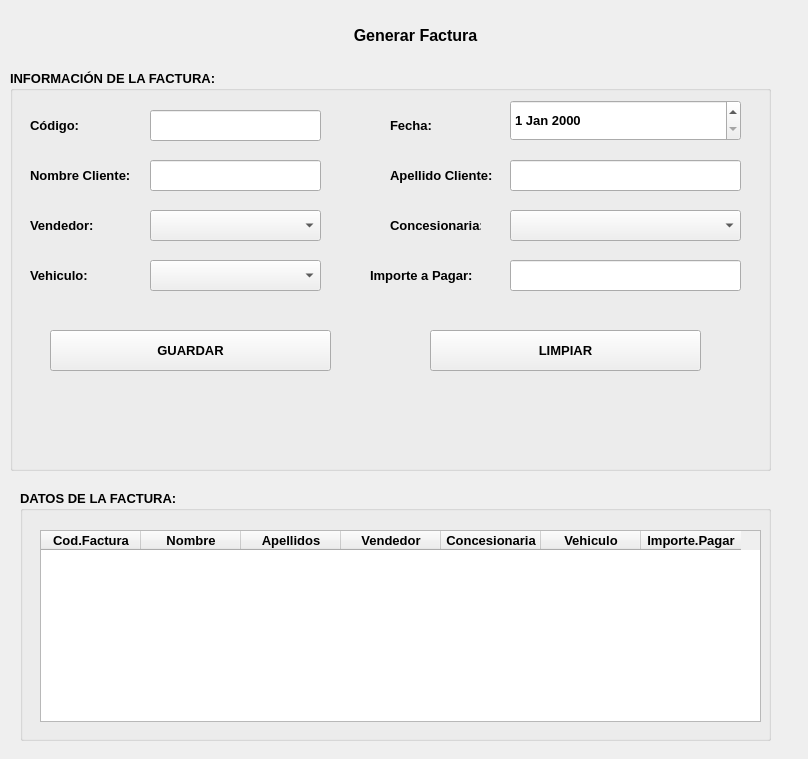
Before: the Qt Designer form appVehiculos/view/factura.ui in Alonsobox/Proyecto-ProgramacionObj, drawn with Qt 5.
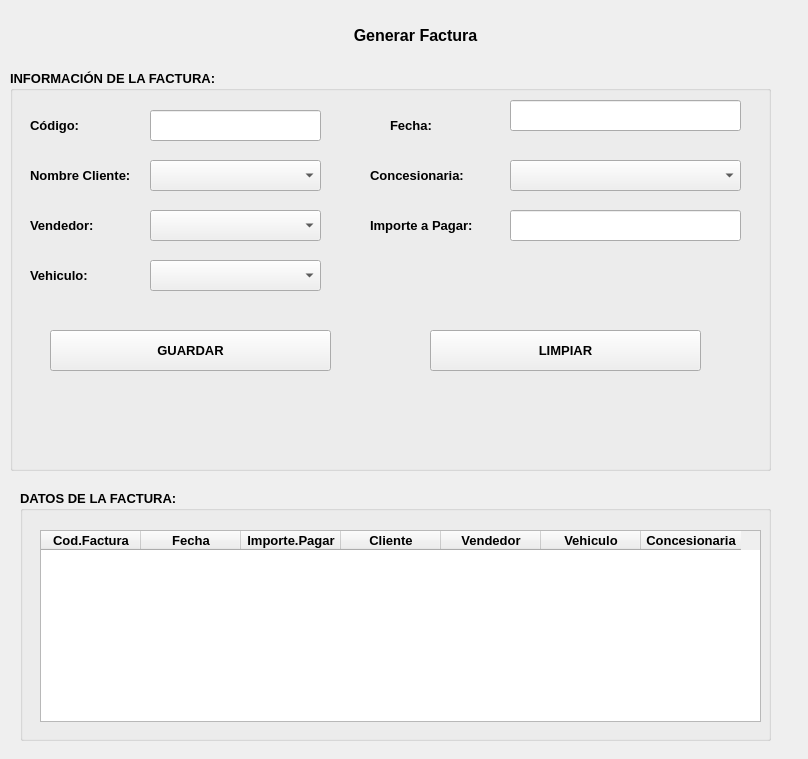
After: the same form once the commit is applied.

Commit message: realizamos el facturaController, todos su metodos, PDT: fue el mas complicado

Diff of the .ui file:
```diff
--- a/appVehiculos/view/factura.ui
+++ b/appVehiculos/view/factura.ui
@@ -59,16 +59,6 @@
       <string>Nombre Cliente:</string>
      </property>
     </widget>
-    <widget class="QLineEdit" name="txtApellido">
-     <property name="geometry">
-      <rect>
-       <x>500</x>
-       <y>90</y>
-       <width>231</width>
-       <height>31</height>
-      </rect>
-     </property>
-    </widget>
     <widget class="QLabel" name="label_5">
      <property name="geometry">
       <rect>
@@ -141,16 +131,6 @@
       </rect>
      </property>
     </widget>
-    <widget class="QLineEdit" name="txtNombre">
-     <property name="geometry">
-      <rect>
-       <x>140</x>
-       <y>90</y>
-       <width>171</width>
-       <height>31</height>
-      </rect>
-     </property>
-    </widget>
     <widget class="QLabel" name="label_7">
      <property name="geometry">
       <rect>
@@ -164,35 +144,12 @@
       <string>Fecha:</string>
      </property>
     </widget>
-    <widget class="QLabel" name="label_8">
-     <property name="geometry">
-      <rect>
-       <x>380</x>
-       <y>90</y>
-       <width>111</width>
-       <height>31</height>
-      </rect>
-     </property>
-     <property name="text">
-      <string>Apellido Cliente:</string>
-     </property>
-    </widget>
-    <widget class="QDateEdit" name="dateFecha">
-     <property name="geometry">
-      <rect>
-       <x>500</x>
-       <y>30</y>
-       <width>231</width>
-       <height>41</height>
-      </rect>
-     </property>
-    </widget>
     <widget class="QLabel" name="label_9">
      <property name="geometry">
       <rect>
-       <x>380</x>
-       <y>140</y>
-       <width>91</width>
+       <x>360</x>
+       <y>90</y>
+       <width>101</width>
        <height>31</height>
       </rect>
      </property>
@@ -204,7 +161,7 @@
      <property name="geometry">
       <rect>
        <x>500</x>
-       <y>140</y>
+       <y>90</y>
        <width>231</width>
        <height>31</height>
       </rect>
@@ -237,7 +194,7 @@
      <property name="geometry">
       <rect>
        <x>360</x>
-       <y>190</y>
+       <y>140</y>
        <width>111</width>
        <height>31</height>
       </rect>
@@ -250,7 +207,27 @@
      <property name="geometry">
       <rect>
        <x>500</x>
-       <y>190</y>
+       <y>140</y>
+       <width>231</width>
+       <height>31</height>
+      </rect>
+     </property>
+    </widget>
+    <widget class="QComboBox" name="cboCliente">
+     <property name="geometry">
+      <rect>
+       <x>140</x>
+       <y>90</y>
+       <width>171</width>
+       <height>31</height>
+      </rect>
+     </property>
+    </widget>
+    <widget class="QLineEdit" name="txtFecha">
+     <property name="geometry">
+      <rect>
+       <x>500</x>
+       <y>30</y>
        <width>231</width>
        <height>31</height>
       </rect>
@@ -315,12 +292,17 @@
      </column>
      <column>
       <property name="text">
-       <string>Nombre</string>
+       <string>Fecha</string>
       </property>
      </column>
      <column>
       <property name="text">
-       <string>Apellidos</string>
+       <string>Importe.Pagar</string>
+      </property>
+     </column>
+     <column>
+      <property name="text">
+       <string>Cliente</string>
       </property>
      </column>
      <column>
@@ -328,11 +310,6 @@
        <string>Vendedor</string>
       </property>
      </column>
-     <column>
-      <property name="text">
-       <string>Concesionaria</string>
-      </property>
-     </column>
      <column>
       <property name="text">
        <string>Vehiculo</string>
@@ -340,7 +317,7 @@
      </column>
      <column>
       <property name="text">
-       <string>Importe.Pagar</string>
+       <string>Concesionaria</string>
       </property>
      </column>
     </widget>
```
The commit also changes 23 other files.
